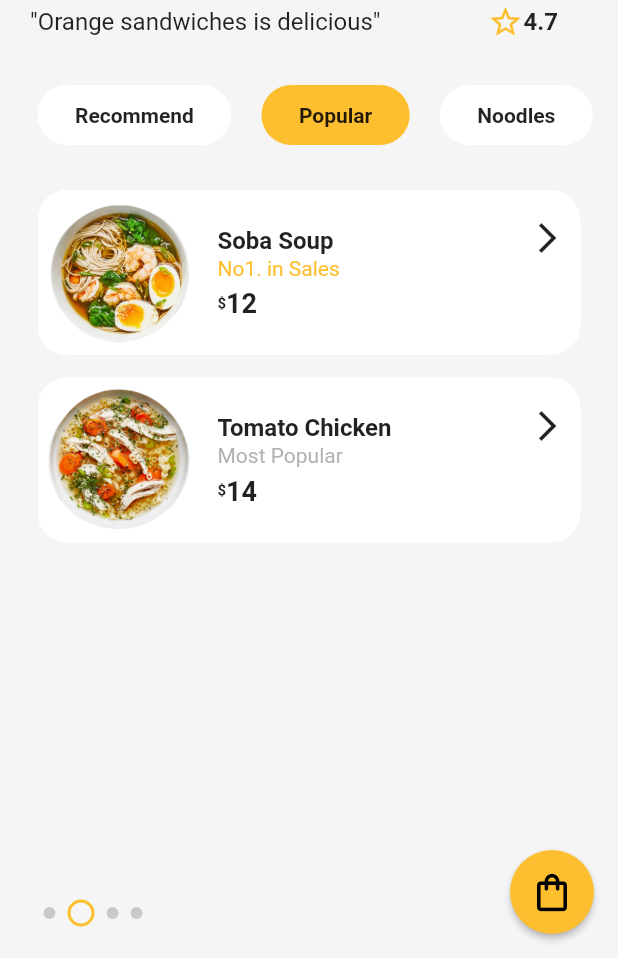
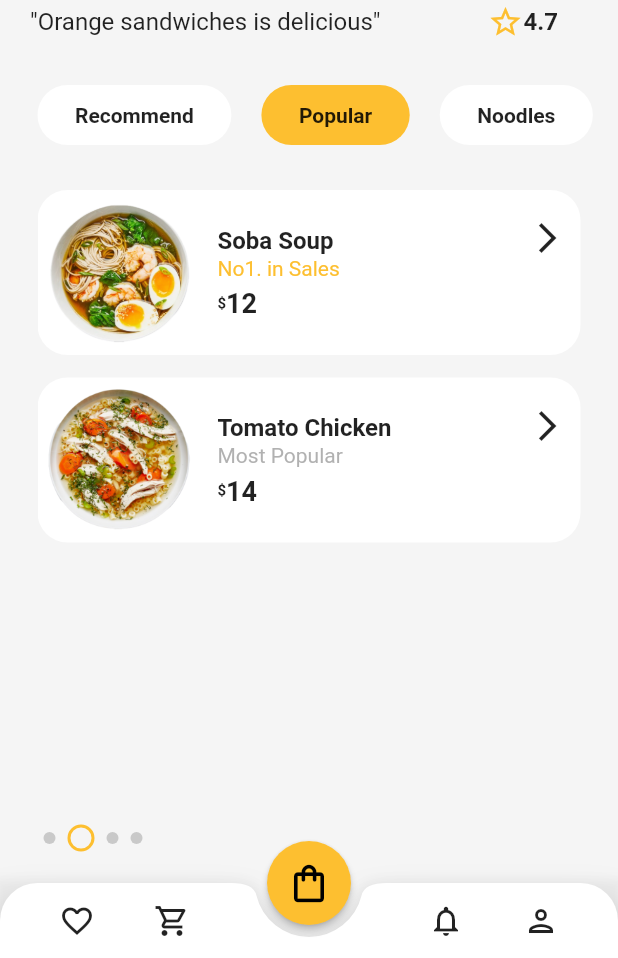
Before and after one commit to syisahi12/deliv_food, a Flutter app: the screen it shows after launch, swiped to page 2, on a phone screen of 412 x 824 dp, the part 278-1236 px from its top. Run offline on Flutter 3.47's test engine with Material 2 defaults, Android fonts, the phone set to English and light mode, and no system bars; drawn by our look-alikes of smooth_page_indicator.

Commit message:
added nav bottom

```diff
--- a/lib/screens/home/home.dart
+++ b/lib/screens/home/home.dart
@@ -2,6 +2,7 @@
 
 import 'package:deliv_food/constants/colors.dart';
 import 'package:deliv_food/models/restaurant.dart';
+import 'package:deliv_food/screens/home/widget/custome_bottom_nav.dart';
 import 'package:deliv_food/screens/home/widget/food_list.dart';
 import 'package:deliv_food/screens/home/widget/food_list_view.dart';
 import 'package:deliv_food/screens/home/widget/restaurant_info.dart';
@@ -75,6 +76,7 @@ class _HomePageState extends State<HomePage> {
           )
         ],
       ),
+      floatingActionButtonLocation: FloatingActionButtonLocation.centerDocked,
       floatingActionButton: FloatingActionButton(
         onPressed: () {},
         backgroundColor: kPrimaryColor,
@@ -85,6 +87,7 @@ class _HomePageState extends State<HomePage> {
           size: 30,
         ),
       ),
+      bottomNavigationBar: NavBar(),
     );
   }
 }
--- /dev/null
+++ b/lib/screens/home/widget/custome_bottom_nav.dart
@@ -0,0 +1,51 @@
+import 'package:flutter/material.dart';
+
+class NavBar extends StatelessWidget {
+  @override
+  Widget build(BuildContext context) {
+    return BottomAppBar(
+      clipBehavior: Clip.antiAlias,
+      shape: CircularNotchedRectangle(),
+      notchMargin: 8,
+      color: Colors.transparent,
+      elevation: 10,
+      child: Container(
+        height: 50,
+        decoration: BoxDecoration(
+          color: Colors.white,
+          borderRadius: BorderRadius.only(
+            topLeft: Radius.circular(25),
+            topRight: Radius.circular(25),
+          ),
+        ),
+        child: Row(
+          mainAxisAlignment: MainAxisAlignment.spaceBetween,
+          children: [
+            SizedBox(
+              height: 50.0,
+              width: MediaQuery.of(context).size.width / 2 - 40,
+              child: Row(
+                mainAxisAlignment: MainAxisAlignment.spaceEvenly,
+                children: const [
+                  Icon(Icons.favorite_outline),
+                  Icon(Icons.shopping_cart_outlined)
+                ],
+              ),
+            ),
+            SizedBox(
+              height: 50.0,
+              width: MediaQuery.of(context).size.width / 2 - 40,
+              child: Row(
+                mainAxisAlignment: MainAxisAlignment.spaceEvenly,
+                children: const [
+                  Icon(Icons.notifications_outlined),
+                  Icon(Icons.person_outlined)
+                ],
+              ),
+            ),
+          ],
+        ),
+      ),
+    );
+  }
+}
```
